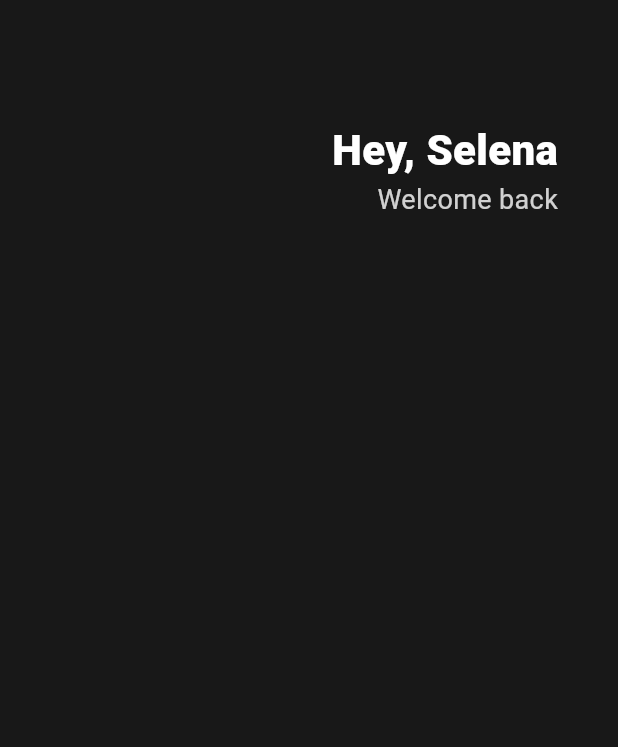
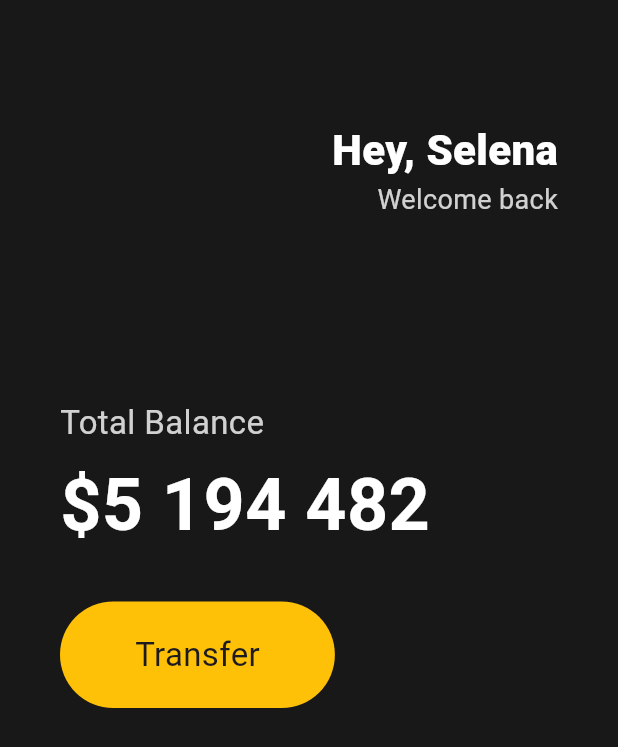
Before and after one commit to kimjihye058/2024-Flutter-Study, a Flutter app: the screen it shows after launch, on a phone screen of 412 x 824 dp. Shown: the top 747 px of the screen. Run offline on Flutter 3.47's test engine with Material 3 defaults, Android fonts, the phone set to English and light mode, and no system bars.

Commit message:
버튼 만들기

```diff
--- a/lib/main.dart
+++ b/lib/main.dart
@@ -12,8 +12,11 @@ class App extends StatelessWidget {
       home: Scaffold(
           backgroundColor: Color(0xFF181818),
           body: Padding(
-            padding: EdgeInsets.symmetric(horizontal: 40),
+            padding: EdgeInsets.symmetric(
+              horizontal: 40,
+            ),
             child: Column(
+              crossAxisAlignment: CrossAxisAlignment.start,
               children: [
                 SizedBox(
                   height: 80,
@@ -42,6 +45,52 @@ class App extends StatelessWidget {
                       ],
                     )
                   ],
+                ),
+                SizedBox(
+                  height: 120,
+                ),
+                Text(
+                  'Total Balance',
+                  style: TextStyle(
+                    fontSize: 22,
+                    color: Colors.white.withOpacity(0.8),
+                  ),
+                ),
+                SizedBox(
+                  height: 5,
+                ),
+                Text(
+                  '\$5 194 482',
+                  style: TextStyle(
+                    fontSize: 48,
+                    fontWeight: FontWeight.w600,
+                    color: Colors.white,
+                  ),
+                ),
+                SizedBox(
+                  height: 30,
+                ),
+                Row(
+                  children: [
+                    Container(
+                      decoration: BoxDecoration(
+                        color: Colors.amber,
+                        borderRadius: BorderRadius.circular(45),
+                      ),
+                      child: Padding(
+                        padding: EdgeInsets.symmetric(
+                          vertical: 20,
+                          horizontal: 50,
+                        ),
+                        child: Text(
+                          'Transfer',
+                          style: TextStyle(
+                            fontSize: 22,
+                          ),
+                        ),
+                      ),
+                    )
+                  ],
                 )
               ],
             ),
```
